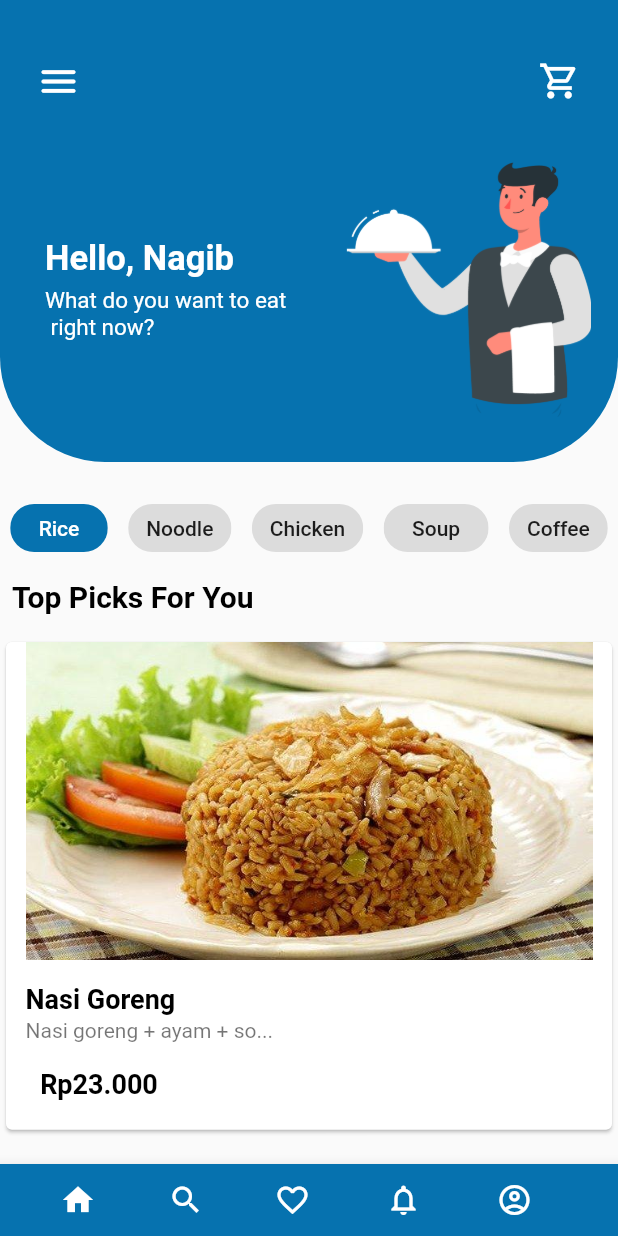
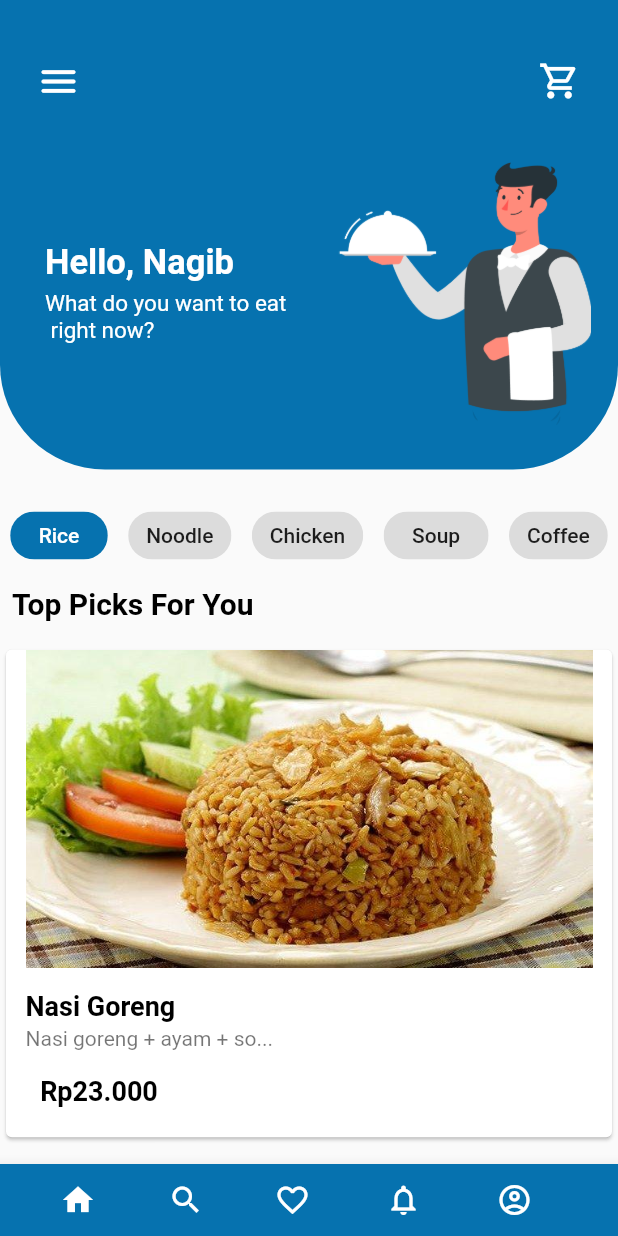
Before and after one commit to al-chakim/food_App, a Flutter app: the Home screen opened directly, on a phone screen of 412 x 824 dp. Run offline on Flutter 3.47's test engine with Material 2 defaults, Android fonts, the light colour scheme and no system bars.

Commit message:
size image

```diff
--- a/foody/lib/home.dart
+++ b/foody/lib/home.dart
@@ -96,8 +96,8 @@ class _HomeState extends State<Home> {
                       Spacer(),
                       Image.asset(
                         'assets/images/human.png',
-                        height: 170,
-                        width: 170,
+                        height: 175,
+                        width: 175,
                       )
                     ],
                   ),
```
